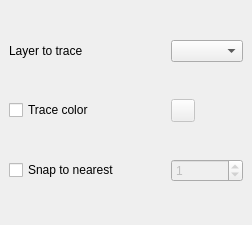
Old version of the form raster_tracer_dockwidget_base.ui in the repository mkondratyev85/raster_tracer.
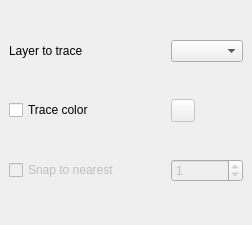
New version of the form. Custom widgets are drawn as their Qt base class.

Commit message: Add event snap tolerance changed

Diff of the .ui file:
```diff
--- a/raster_tracer_dockwidget_base.ui
+++ b/raster_tracer_dockwidget_base.ui
@@ -16,7 +16,10 @@
   <widget class="QWidget" name="dockWidgetContents">
    <layout class="QGridLayout" name="gridLayout">
     <item row="5" column="0">
-     <widget class="QCheckBox" name="checkBox">
+     <widget class="QCheckBox" name="checkBoxSnap">
+      <property name="enabled">
+       <bool>false</bool>
+      </property>
       <property name="text">
        <string>Snap to nearest</string>
       </property>
```
Left out of the diff: 7 changed lines with no effect on the pictures. The commit also changes 2 other files.
